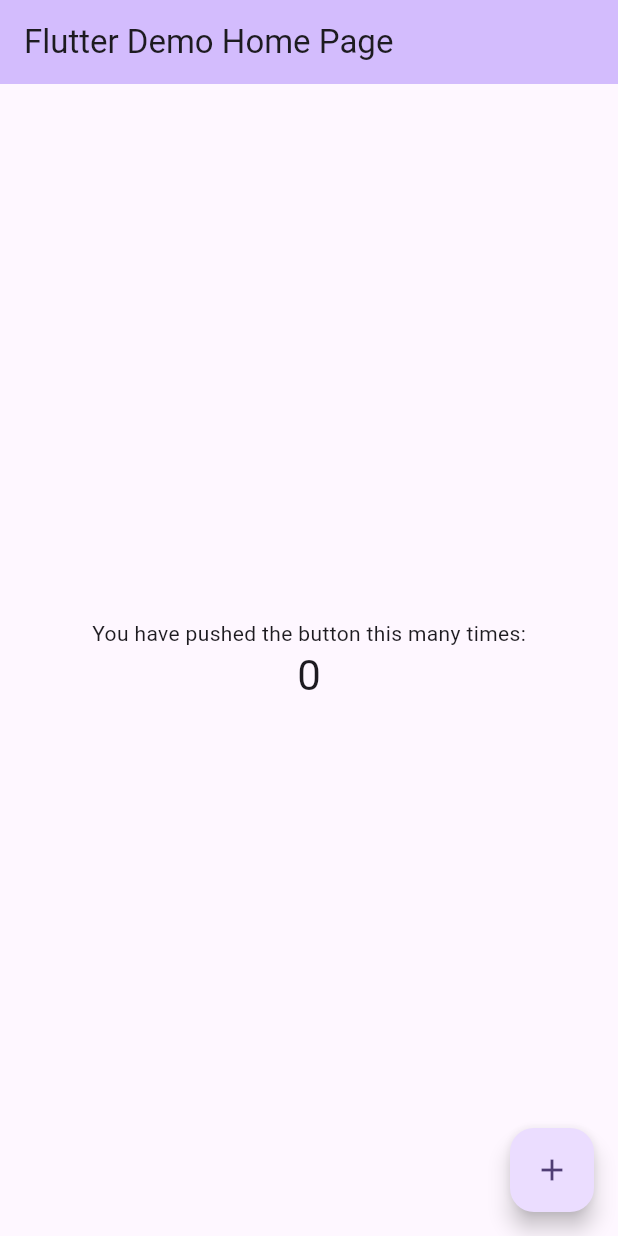
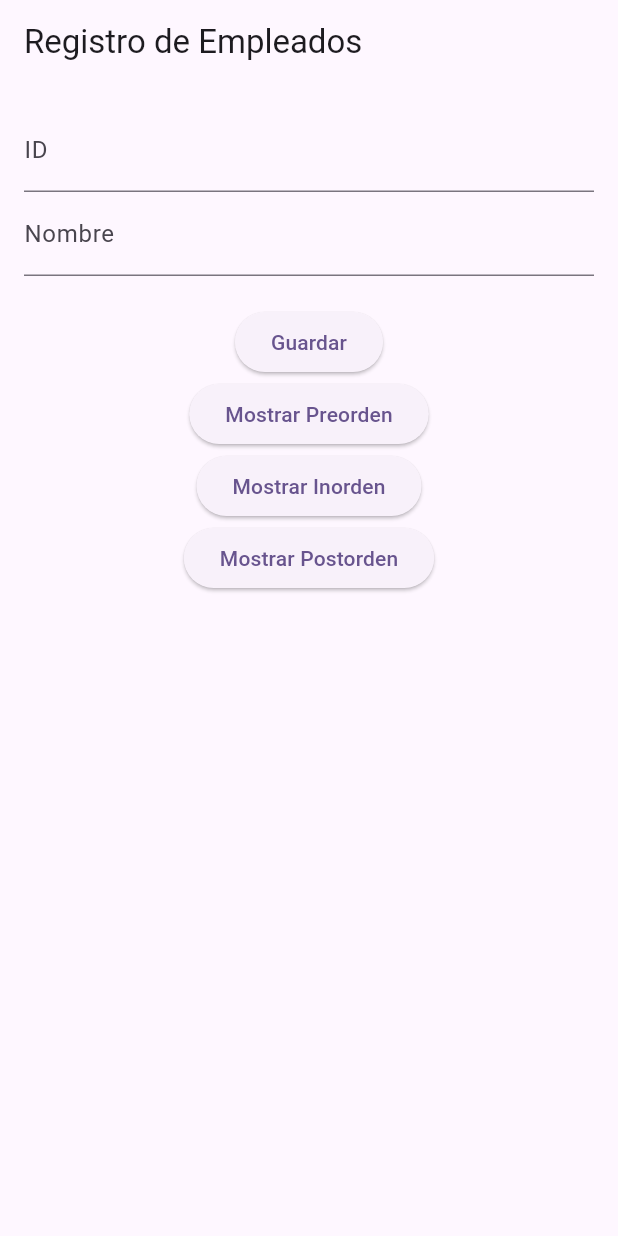
Before and after one commit to Alexander3150/flutter_gestionempleados_arbolbinario, a Flutter app: the screen it shows after launch, on a phone screen of 412 x 824 dp. Run offline on Flutter 3.47's test engine with Material 3 defaults, Android fonts, the phone set to English and light mode, and no system bars.

Commit message:
Commit creacion de widgest

```diff
--- a/lib/main.dart
+++ b/lib/main.dart
@@ -1,4 +1,5 @@
 import 'package:flutter/material.dart';
+import 'package:flutter_gestionempleados_arbolbinario/widgets/pantalla_principal.dart';
 
 void main() {
   runApp(const MyApp());
@@ -11,112 +12,12 @@ class MyApp extends StatelessWidget {
   @override
   Widget build(BuildContext context) {
     return MaterialApp(
-      title: 'Flutter Demo',
+      title: 'Registro de Empleados',
       theme: ThemeData(
-        // This is the theme of your application.
-        //
-        // TRY THIS: Try running your application with "flutter run". You'll see
-        // the application has a purple toolbar. Then, without quitting the app,
-        // try changing the seedColor in the colorScheme below to Colors.green
-        // and then invoke "hot reload" (save your changes or press the "hot
-        // reload" button in a Flutter-supported IDE, or press "r" if you used
-        // the command line to start the app).
-        //
-        // Notice that the counter didn't reset back to zero; the application
-        // state is not lost during the reload. To reset the state, use hot
-        // restart instead.
-        //
-        // This works for code too, not just values: Most code changes can be
-        // tested with just a hot reload.
         colorScheme: ColorScheme.fromSeed(seedColor: Colors.deepPurple),
+        useMaterial3: true,
       ),
-      home: const MyHomePage(title: 'Flutter Demo Home Page'),
+      home: const PantallaPrincipal(),
     );
   }
 }
-
-class MyHomePage extends StatefulWidget {
-  const MyHomePage({super.key, required this.title});
-
-  // This widget is the home page of your application. It is stateful, meaning
-  // that it has a State object (defined below) that contains fields that affect
-  // how it looks.
-
-  // This class is the configuration for the state. It holds the values (in this
-  // case the title) provided by the parent (in this case the App widget) and
-  // used by the build method of the State. Fields in a Widget subclass are
-  // always marked "final".
-
-  final String title;
-
-  @override
-  State<MyHomePage> createState() => _MyHomePageState();
-}
-
-class _MyHomePageState extends State<MyHomePage> {
-  int _counter = 0;
-
-  void _incrementCounter() {
-    setState(() {
-      // This call to setState tells the Flutter framework that something has
-      // changed in this State, which causes it to rerun the build method below
-      // so that the display can reflect the updated values. If we changed
-      // _counter without calling setState(), then the build method would not be
-      // called again, and so nothing would appear to happen.
-      _counter++;
-    });
-  }
-
-  @override
-  Widget build(BuildContext context) {
-    // This method is rerun every time setState is called, for instance as done
-    // by the _incrementCounter method above.
-    //
-    // The Flutter framework has been optimized to make rerunning build methods
-    // fast, so that you can just rebuild anything that needs updating rather
-    // than having to individually change instances of widgets.
-    return Scaffold(
-      appBar: AppBar(
-        // TRY THIS: Try changing the color here to a specific color (to
-        // Colors.amber, perhaps?) and trigger a hot reload to see the AppBar
-        // change color while the other colors stay the same.
-        backgroundColor: Theme.of(context).colorScheme.inversePrimary,
-        // Here we take the value from the MyHomePage object that was created by
-        // the App.build method, and use it to set our appbar title.
-        title: Text(widget.title),
-      ),
-      body: Center(
-        // Center is a layout widget. It takes a single child and positions it
-        // in the middle of the parent.
-        child: Column(
-          // Column is also a layout widget. It takes a list of children and
-          // arranges them vertically. By default, it sizes itself to fit its
-          // children horizontally, and tries to be as tall as its parent.
-          //
-          // Column has various properties to control how it sizes itself and
-          // how it positions its children. Here we use mainAxisAlignment to
-          // center the children vertically; the main axis here is the vertical
-          // axis because Columns are vertical (the cross axis would be
-          // horizontal).
-          //
-          // TRY THIS: Invoke "debug painting" (choose the "Toggle Debug Paint"
-          // action in the IDE, or press "p" in the console), to see the
-          // wireframe for each widget.
-          mainAxisAlignment: MainAxisAlignment.center,
-          children: <Widget>[
-            const Text('You have pushed the button this many times:'),
-            Text(
-              '$_counter',
-              style: Theme.of(context).textTheme.headlineMedium,
-            ),
-          ],
-        ),
-      ),
-      floatingActionButton: FloatingActionButton(
-        onPressed: _incrementCounter,
-        tooltip: 'Increment',
-        child: const Icon(Icons.add),
-      ), // This trailing comma makes auto-formatting nicer for build methods.
-    );
-  }
-}
--- /dev/null
+++ b/lib/widgets/custom_button.dart
@@ -0,0 +1,59 @@
+import 'package:flutter/material.dart';
+import 'package:flutter_gestionempleados_arbolbinario/models/arbolbinario.dart';
+
+class BotonesAcciones extends StatelessWidget {
+  final Arbolbinario arbol;
+  final TextEditingController idController;
+  final TextEditingController nombreController;
+
+  const BotonesAcciones({
+    super.key,
+    required this.arbol,
+    required this.idController,
+    required this.nombreController,
+  });
+
+  @override
+  Widget build(BuildContext context) {
+    return Column(
+      children: [
+        ElevatedButton(
+          onPressed: () {
+            int id = int.tryParse(idController.text) ?? 0;
+            String nombre = nombreController.text;
+            if (id != 0 && nombre.isNotEmpty) {
+              bool exito = arbol.insertar(id, nombre);
+              idController.clear();
+              nombreController.clear();
+
+              if (exito) {
+                ScaffoldMessenger.of(context).showSnackBar(
+                  const SnackBar(content: Text('Empleado agregado')),
+                );
+              } else {
+                ScaffoldMessenger.of(context).showSnackBar(
+                  const SnackBar(
+                    content: Text('ID ya en uso, el empleado no fue agregado'),
+                  ),
+                );
+              }
+            }
+          },
+          child: const Text('Guardar'),
+        ),
+        ElevatedButton(
+          onPressed: () => arbol.preorden(),
+          child: const Text('Mostrar Preorden'),
+        ),
+        ElevatedButton(
+          onPressed: () => arbol.inorden(),
+          child: const Text('Mostrar Inorden'),
+        ),
+        ElevatedButton(
+          onPressed: () => arbol.postorden(),
+          child: const Text('Mostrar Postorden'),
+        ),
+      ],
+    );
+  }
+}
--- /dev/null
+++ b/lib/widgets/pantalla_principal.dart
@@ -0,0 +1,45 @@
+import 'package:flutter/material.dart';
+import 'package:flutter_gestionempleados_arbolbinario/models/arbolbinario.dart';
+import 'package:flutter_gestionempleados_arbolbinario/widgets/custom_button.dart';
+
+class PantallaPrincipal extends StatefulWidget {
+  const PantallaPrincipal({super.key});
+
+  @override
+  _PantallaPrincipalState createState() => _PantallaPrincipalState();
+}
+
+class _PantallaPrincipalState extends State<PantallaPrincipal> {
+  final TextEditingController _idController = TextEditingController();
+  final TextEditingController _nombreController = TextEditingController();
+  final Arbolbinario arbol = Arbolbinario();
+
+  @override
+  Widget build(BuildContext context) {
+    return Scaffold(
+      appBar: AppBar(title: const Text('Registro de Empleados')),
+      body: Padding(
+        padding: const EdgeInsets.all(16.0),
+        child: Column(
+          children: [
+            TextField(
+              controller: _idController,
+              decoration: const InputDecoration(labelText: 'ID'),
+              keyboardType: TextInputType.number,
+            ),
+            TextField(
+              controller: _nombreController,
+              decoration: const InputDecoration(labelText: 'Nombre'),
+            ),
+            const SizedBox(height: 20),
+            BotonesAcciones(
+              arbol: arbol,
+              idController: _idController,
+              nombreController: _nombreController,
+            ),
+          ],
+        ),
+      ),
+    );
+  }
+}
```
